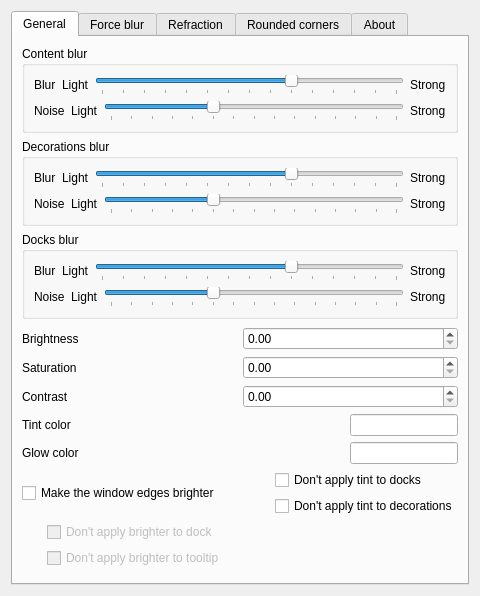
4v3ngR/kwin-effects-glass, file src/kcm/blur_config.ui: the form before one commit.
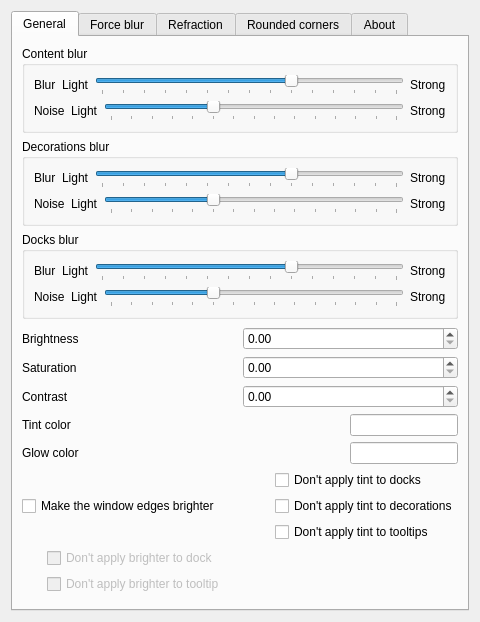
The form after the commit. Custom widgets are drawn as their Qt base class.

Commit message: allow tooltip tint exclusion

Patch:
```diff
--- a/src/kcm/blur_config.ui
+++ b/src/kcm/blur_config.ui
@@ -519,6 +519,13 @@
                  </property>
                 </widget>
                </item>
+               <item>
+                <widget class="QCheckBox" name="kcfg_ExcludeTooltips">
+                 <property name="text">
+                  <string>Don't apply tint to tooltips</string>
+                 </property>
+                </widget>
+               </item>
               </layout>
              </item>
             </layout>
```
The commit also changes 6 other files.
